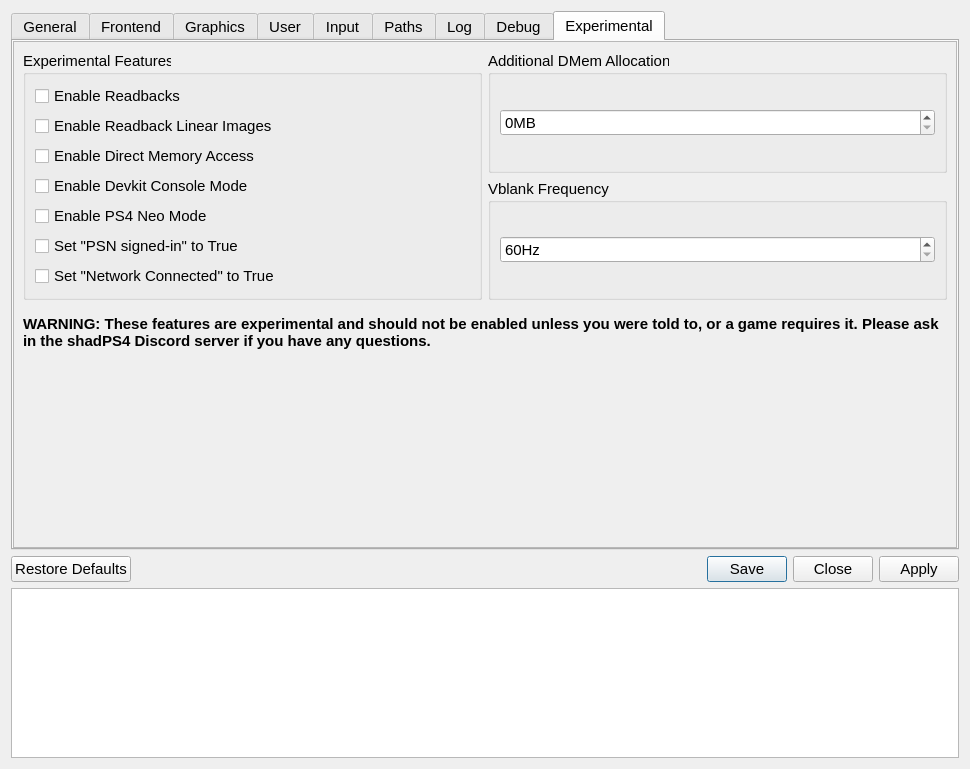
Qt form src/qt_gui/settings_dialog.ui (shadps4-emu/shadps4-qtlauncher) before a commit.
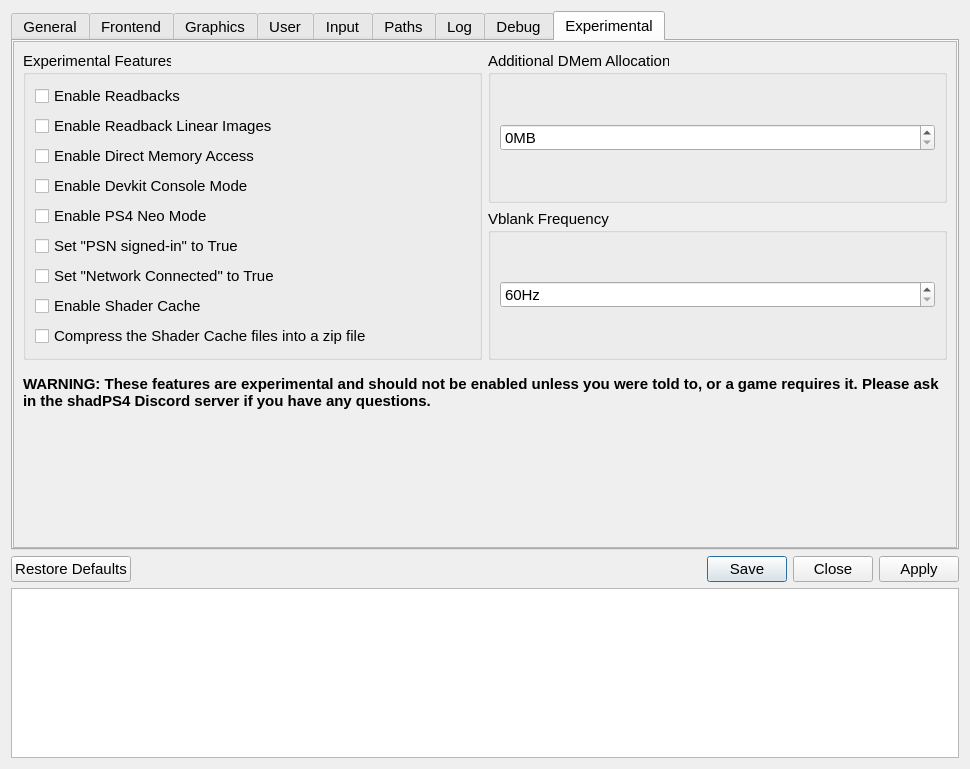
The same form after that commit. The open tabs and pages were chosen to show the change. Icons and pictures are not drawn.

Commit message:
Add Shader Cache to the Experimental menu | delete button (#201)
* Add Shader Cache to the Experimental menu | delete button

* pipelineCacheArchive

* fix deleteShaderCache

The edit to the form file:
```diff
--- a/src/qt_gui/settings_dialog.ui
+++ b/src/qt_gui/settings_dialog.ui
@@ -2412,7 +2412,7 @@
          <x>0</x>
          <y>0</y>
          <width>946</width>
-         <height>395</height>
+         <height>459</height>
         </rect>
        </property>
        <property name="sizePolicy">
@@ -2502,6 +2502,20 @@
                  </property>
                 </widget>
                </item>
+               <item>
+                <widget class="QCheckBox" name="shaderCaheCheckBox">
+                 <property name="text">
+                  <string>Enable Shader Cache</string>
+                 </property>
+                </widget>
+               </item>
+               <item>
+                <widget class="QCheckBox" name="shaderCacheArchiveCheckBox">
+                 <property name="text">
+                  <string>Compress the Shader Cache files into a zip file</string>
+                 </property>
+                </widget>
+               </item>
               </layout>
              </widget>
             </item>
```
Left out of the diff: 2 changed lines with no effect on the pictures. Lines whose indentation alone changed are shown as unchanged. The commit also changes 6 other files.
